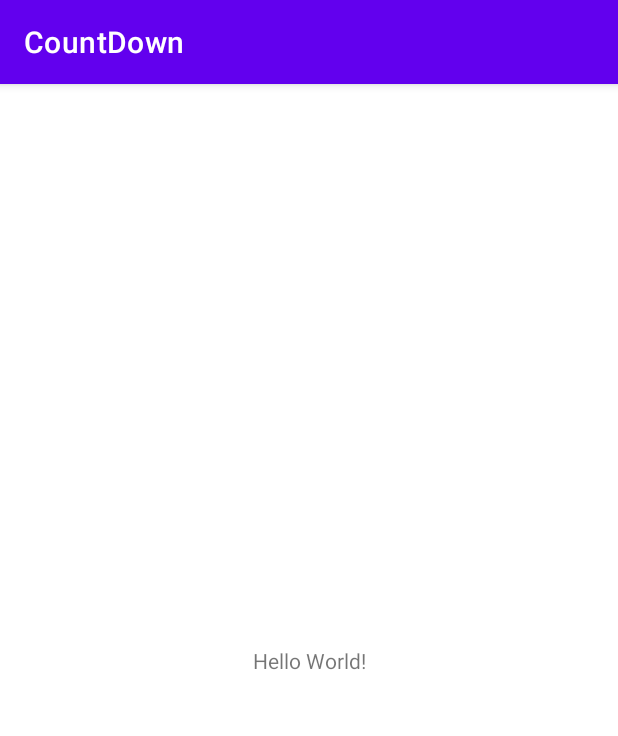
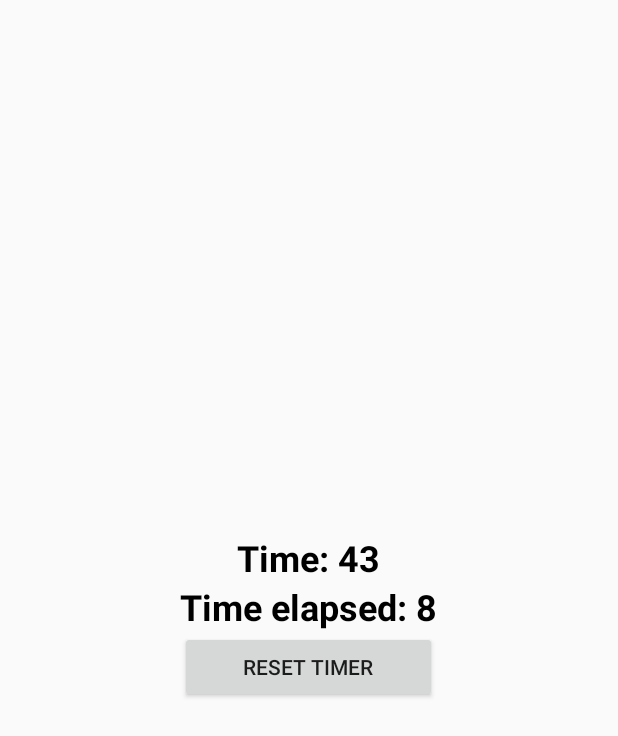
Before and after one commit to mobiuscat/CountDown, an Android app: the screen it shows after launch (MainActivity), on a phone screen of 412 x 824 dp. Shown: the top 736 px of the screen. Run offline under Robolectric (Android 15) with nearby library versions, the phone set to English and light mode, and no system bars.

Commit message:
Created countDown timer

```diff
--- a/app/src/main/java/com/example/countdown/MainActivity.kt
+++ b/app/src/main/java/com/example/countdown/MainActivity.kt
@@ -2,10 +2,41 @@ package com.example.countdown
 
 import androidx.appcompat.app.AppCompatActivity
 import android.os.Bundle
+import android.os.CountDownTimer
+import android.widget.Button
+import android.widget.TextView
+import android.widget.Toast
 
 class MainActivity : AppCompatActivity() {
+
+    private val startTime:Long = 50 * 1000
+    private val interval:Long = 1 * 1000
+
     override fun onCreate(savedInstanceState: Bundle?) {
         super.onCreate(savedInstanceState)
         setContentView(R.layout.activity_main)
+
+        val txtTimer = findViewById<TextView>(R.id.txt_timer)
+        val txtTimeElapsed = findViewById<TextView>(R.id.txt_time_elapsed)
+        val resetBtn = findViewById<Button>(R.id.btn_reset)
+
+        val countDownTimer = object : CountDownTimer(startTime, interval) {
+
+            override fun onTick(millisUntilFinished: Long) {
+                txtTimer.text = "Time: ${(millisUntilFinished + 1000)/1000}"
+                txtTimeElapsed.text = "Time elapsed: ${(startTime - millisUntilFinished)/1000}"
+            }
+
+            override fun onFinish() {
+                txtTimer.text = "TIMER FINISHED"
+            }
+        }.start()
+
+        resetBtn.setOnClickListener{
+            countDownTimer.cancel()
+            Toast.makeText(this,"Timer reset",Toast.LENGTH_SHORT).show()
+            countDownTimer.start()
+        }
+
     }
 }
--- a/app/src/main/res/layout/activity_main.xml
+++ b/app/src/main/res/layout/activity_main.xml
@@ -1,18 +1,36 @@
 <?xml version="1.0" encoding="utf-8"?>
-<androidx.constraintlayout.widget.ConstraintLayout xmlns:android="http://schemas.android.com/apk/res/android"
-    xmlns:app="http://schemas.android.com/apk/res-auto"
+<LinearLayout xmlns:android="http://schemas.android.com/apk/res/android"
     xmlns:tools="http://schemas.android.com/tools"
-    android:layout_width="match_parent"
-    android:layout_height="match_parent"
+    android:layout_width="wrap_content"
+    android:layout_height="wrap_content"
+    android:layout_gravity="center"
+    android:orientation="vertical"
     tools:context=".MainActivity">
 
     <TextView
-        android:layout_width="wrap_content"
+        android:id="@+id/txt_timer"
+        android:layout_width="match_parent"
         android:layout_height="wrap_content"
-        android:text="Hello World!"
-        app:layout_constraintBottom_toBottomOf="parent"
-        app:layout_constraintLeft_toLeftOf="parent"
-        app:layout_constraintRight_toRightOf="parent"
-        app:layout_constraintTop_toTopOf="parent" />
+        android:gravity="center"
+        android:text="@string/time"
+        android:textColor="#000000"
+        android:textSize="24sp"
+        android:textStyle="bold" />
 
-</androidx.constraintlayout.widget.ConstraintLayout>
+    <TextView
+        android:id="@+id/txt_time_elapsed"
+        android:layout_width="match_parent"
+        android:layout_height="wrap_content"
+        android:gravity="center"
+        android:text="@string/time_elapsed"
+        android:textColor="#000000"
+        android:textSize="24sp"
+        android:textStyle="bold" />
+
+    <Button
+        android:id="@+id/btn_reset"
+        android:layout_width="match_parent"
+        android:layout_height="wrap_content"
+        android:text="@string/reset_timer" />
+
+</LinearLayout>
--- a/app/src/main/res/values-night/themes.xml
+++ b/app/src/main/res/values-night/themes.xml
@@ -1,6 +1,6 @@
 <resources xmlns:tools="http://schemas.android.com/tools">
     <!-- Base application theme. -->
-    <style name="Theme.CountDown" parent="Theme.MaterialComponents.DayNight.DarkActionBar">
+    <style name="Theme.CountDown" parent="Theme.AppCompat.Light.DarkActionBar">
         <!-- Primary brand color. -->
         <item name="colorPrimary">@color/purple_200</item>
         <item name="colorPrimaryVariant">@color/purple_700</item>
--- a/app/src/main/res/values/strings.xml
+++ b/app/src/main/res/values/strings.xml
@@ -1,3 +1,6 @@
 <resources>
     <string name="app_name">CountDown</string>
+    <string name="time">Time:</string>
+    <string name="time_elapsed">Time elapsed:</string>
+    <string name="reset_timer">Reset timer</string>
 </resources>
--- a/app/src/main/res/values/themes.xml
+++ b/app/src/main/res/values/themes.xml
@@ -1,6 +1,6 @@
 <resources xmlns:tools="http://schemas.android.com/tools">
     <!-- Base application theme. -->
-    <style name="Theme.CountDown" parent="Theme.MaterialComponents.DayNight.DarkActionBar">
+    <style name="Theme.CountDown" parent="Theme.AppCompat.Light.NoActionBar">
         <!-- Primary brand color. -->
         <item name="colorPrimary">@color/purple_500</item>
         <item name="colorPrimaryVariant">@color/purple_700</item>
```
